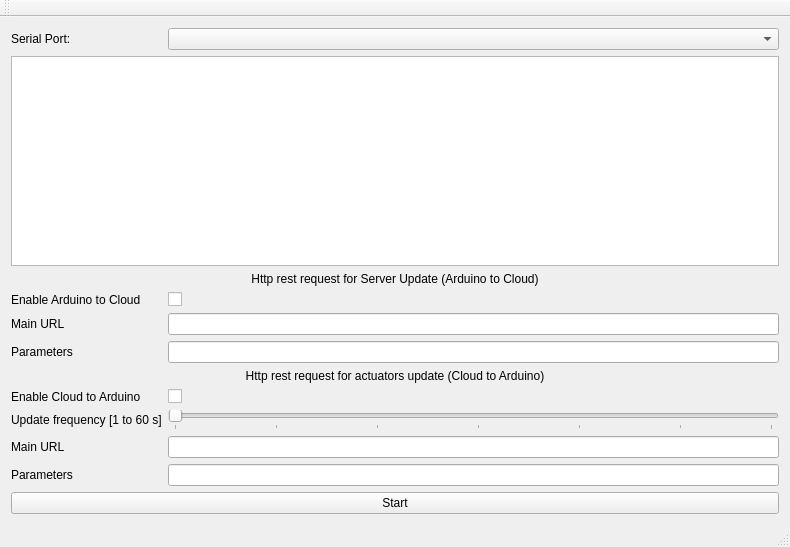
Old version of the form mainwindow.ui in the repository robervez/IotBridge.
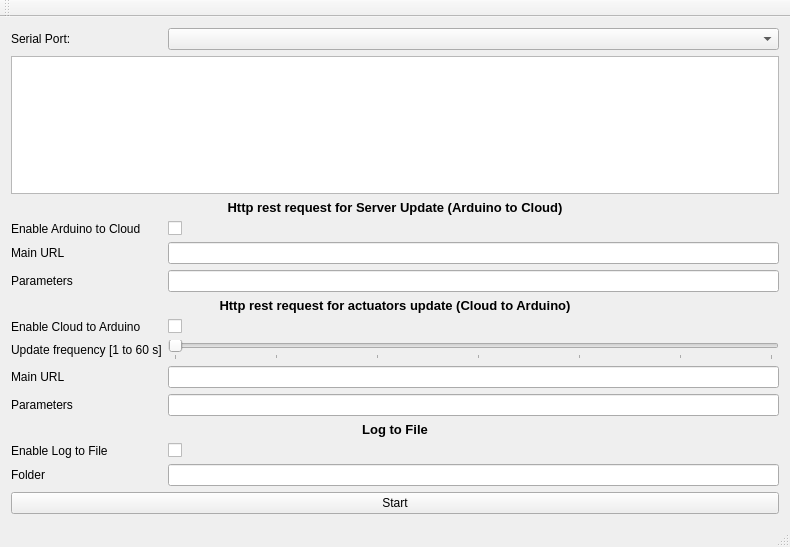
New version of the form.

The edit to the form file:
```diff
--- a/mainwindow.ui
+++ b/mainwindow.ui
@@ -43,13 +43,40 @@
     <item row="6" column="1">
      <widget class="QLineEdit" name="edtURLA2C"/>
     </item>
-    <item row="16" column="0" colspan="2">
+    <item row="19" column="0" colspan="2">
      <widget class="QPushButton" name="btnStart">
       <property name="text">
        <string>Start</string>
       </property>
      </widget>
     </item>
+    <item row="18" column="0">
+     <widget class="QLabel" name="label_12">
+      <property name="text">
+       <string>Folder</string>
+      </property>
+     </widget>
+    </item>
+    <item row="16" column="0" colspan="2">
+     <widget class="QLabel" name="label_11">
+      <property name="font">
+       <font>
+        <pointsize>10</pointsize>
+        <weight>75</weight>
+        <bold>true</bold>
+       </font>
+      </property>
+      <property name="text">
+       <string>Log to File</string>
+      </property>
+      <property name="alignment">
+       <set>Qt::AlignCenter</set>
+      </property>
+     </widget>
+    </item>
+    <item row="18" column="1">
+     <widget class="QLineEdit" name="edtFolderLog"/>
+    </item>
     <item row="7" column="0">
      <widget class="QLabel" name="label_3">
       <property name="text">
@@ -80,6 +107,20 @@
       </property>
      </widget>
     </item>
+    <item row="10" column="0">
+     <widget class="QLabel" name="label_10">
+      <property name="text">
+       <string>Enable Cloud to Arduino</string>
+      </property>
+     </widget>
+    </item>
+    <item row="10" column="1">
+     <widget class="QCheckBox" name="chkEnC2A">
+      <property name="text">
+       <string/>
+      </property>
+     </widget>
+    </item>
     <item row="5" column="0">
      <widget class="QLabel" name="label_9">
       <property name="text">
@@ -106,6 +147,13 @@
     </item>
     <item row="9" column="0" colspan="2">
      <widget class="QLabel" name="label_5">
+      <property name="font">
+       <font>
+        <pointsize>10</pointsize>
+        <weight>75</weight>
+        <bold>true</bold>
+       </font>
+      </property>
       <property name="text">
        <string>Http rest request for actuators update (Cloud to Arduino)</string>
       </property>
@@ -119,6 +167,13 @@
     </item>
     <item row="4" column="0" colspan="2">
      <widget class="QLabel" name="label_4">
+      <property name="font">
+       <font>
+        <pointsize>10</pointsize>
+        <weight>75</weight>
+        <bold>true</bold>
+       </font>
+      </property>
       <property name="lineWidth">
        <number>2</number>
       </property>
@@ -144,15 +199,15 @@
       </property>
      </widget>
     </item>
-    <item row="10" column="0">
-     <widget class="QLabel" name="label_10">
+    <item row="17" column="0">
+     <widget class="QLabel" name="label_13">
       <property name="text">
-       <string>Enable Cloud to Arduino</string>
+       <string>Enable Log to File</string>
       </property>
      </widget>
     </item>
-    <item row="10" column="1">
-     <widget class="QCheckBox" name="chkEnC2A">
+    <item row="17" column="1">
+     <widget class="QCheckBox" name="chkEnLog">
       <property name="text">
        <string/>
       </property>
```
